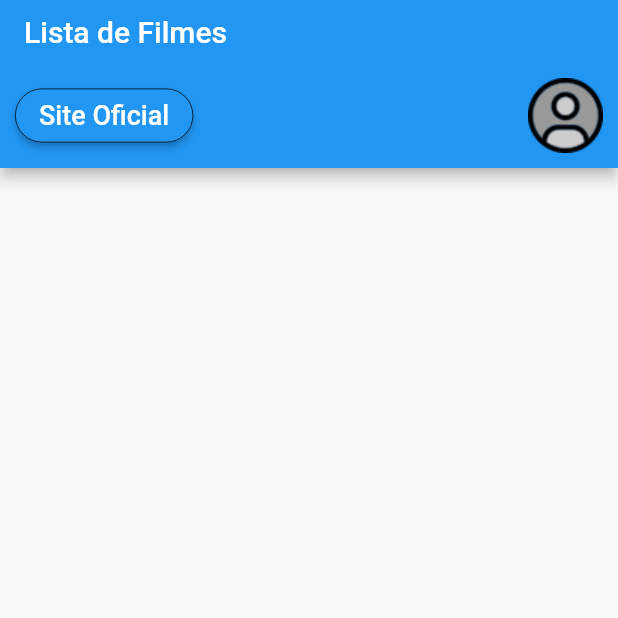
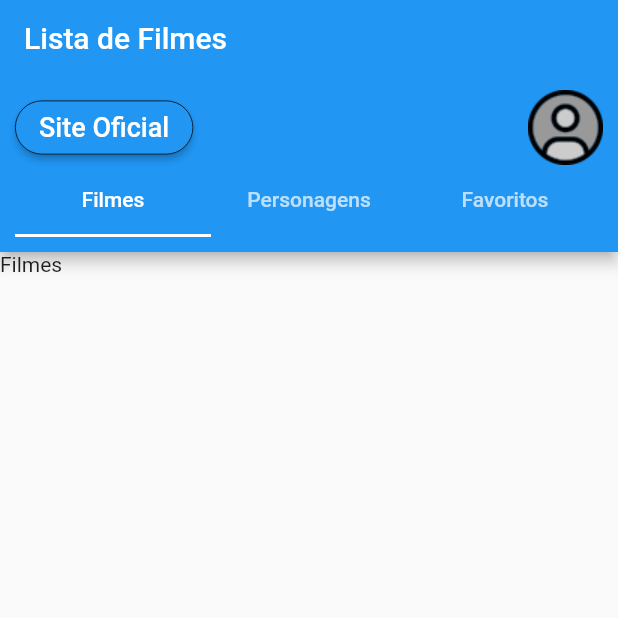
Before and after one commit to jeffersonamaral/star_wars_filmes_personagens, a Flutter app: the screen it shows after launch, on a phone screen of 412 x 824 dp, the top half of it. Run offline on Flutter 3.47's test engine with Material 2 defaults, Android fonts, the phone set to English and light mode, and no system bars; our stand-ins replace webview_flutter.

Commit message:
Adição das abas na tela inicial.

```diff
--- a/lib/view/widget/home.dart
+++ b/lib/view/widget/home.dart
@@ -9,14 +9,19 @@ class Home extends StatefulWidget {
 class _HomeState extends State<Home> {
   @override
   Widget build(BuildContext context) {
-    return Scaffold(
+    return DefaultTabController(
+        length: 3,
+        child: Scaffold(
           appBar: AppBar(
               title: Text('Lista de Filmes'),
               bottom: PreferredSize(
-              preferredSize: Size(double.infinity, kToolbarHeight),
+                  preferredSize: Size(double.infinity, kToolbarHeight * 2),
                   child: Padding(
                       padding: EdgeInsets.all(10),
-                child: Row(
+                      child:
+                      Column(
+                        children: [
+                          Row(
                             mainAxisAlignment: MainAxisAlignment.spaceBetween,
                             children: [
                               ElevatedButton(
@@ -41,7 +46,7 @@ class _HomeState extends State<Home> {
                               ),
                               InkWell(
                                 onTap: () {
-                        // FIXME Implementar
+                                  Navigator.of(context).pushNamed(RouteGenerator.avatarEditing);
                                 },
                                 child: CircleAvatar(
                                   radius: 25,
@@ -52,10 +57,26 @@ class _HomeState extends State<Home> {
                               )
                             ],
                           ),
+                          TabBar(
+                            tabs: [
+                              Tab(text: 'Filmes',),
+                              Tab(text: 'Personagens',),
+                              Tab(text: 'Favoritos',),
+                            ],
+                          )
+                        ],
+                      )
                   )
               )
           ),
-      body: Center(),
+          body: TabBarView(
+            children: [
+              Text('Filmes'),
+              Text('Personagens'),
+              Text('Favoritos'),
+            ],
+          ),
+        )
     );
   }
 }
```
Also changed, not shown: lib/util/route_generator.dart (+12 -0 lines), lib/view/widget/avatar_editing.dart (added, +60 -0 lines). Lines whose indentation alone changed are shown as unchanged.
